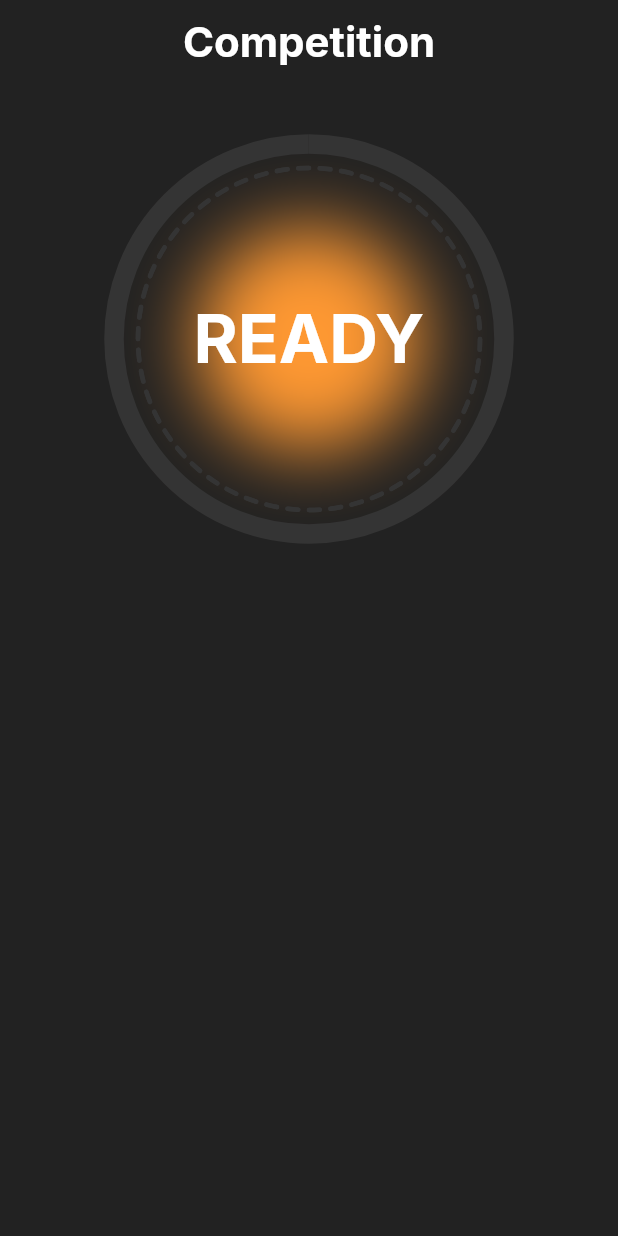
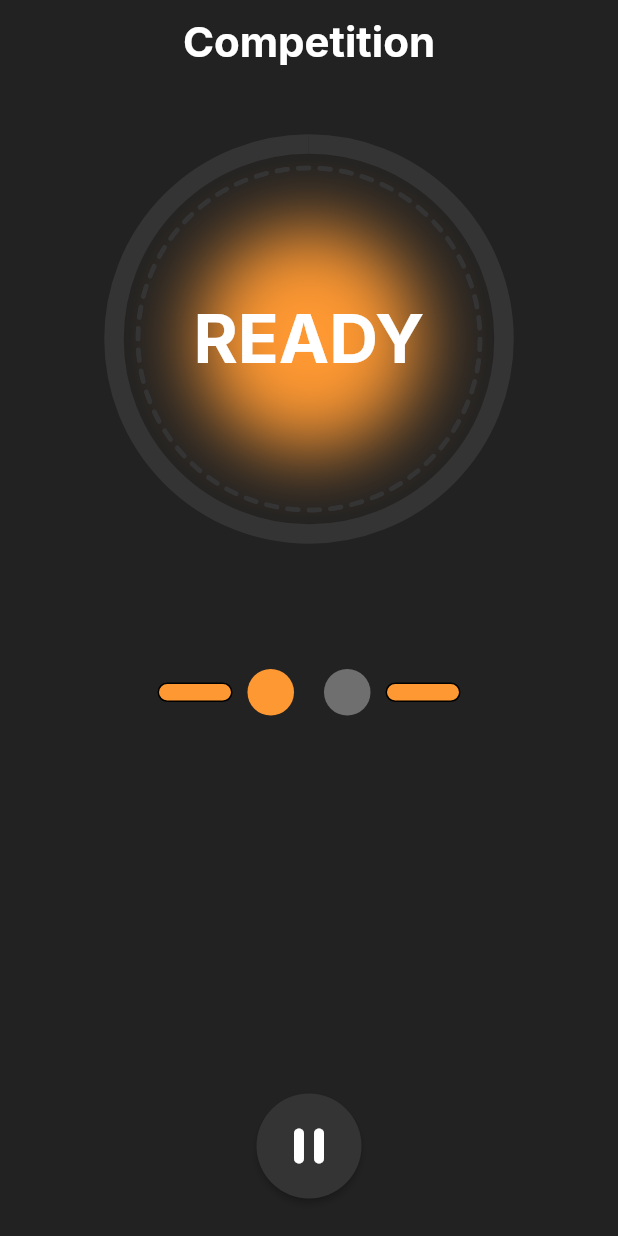
Before and after one commit to ArmFightHelper/ArmFightFlutterApp, a Flutter app: the screen it shows after launch, on a phone screen of 412 x 824 dp. Run offline on Flutter 3.47's test engine with Material 3 defaults, Android fonts, the phone set to English and light mode, and no system bars; our stand-ins replace flutter_riverpod, google_fonts.

Commit message:
Competition screen appearance

```diff
--- a/lib/screeens/competition_screen.dart
+++ b/lib/screeens/competition_screen.dart
@@ -1,3 +1,5 @@
+import 'package:arm_fight_helper/widgets/pause_button.dart';
+import 'package:arm_fight_helper/widgets/rounds.dart';
 import 'package:flutter/material.dart';
 import 'package:flutter/src/widgets/framework.dart';
 import 'package:flutter_riverpod/flutter_riverpod.dart';
@@ -26,7 +28,10 @@ class CompetitionScreen extends ConsumerWidget {
         child: Column(
             children: [
               SizedBox(height: 40),
-              StartIndicatorWidget()
+              StartIndicatorWidget(),
+              RoundsWidget(),
+              Expanded(child: SizedBox()),
+              PauseButtonWidget()
             ],
         ),
       ),
--- a/lib/theme.dart
+++ b/lib/theme.dart
@@ -22,7 +22,7 @@ ThemeData buildDarkTheme() {
         error: Colors.redAccent,
         onError: Colors.white,
         surface: DarkThemeColors.timerProgress,
-        onSurface: DarkThemeColors.timerProgress
+        onSurface: DarkThemeColors.inactiveRound
     ),
     extensions: <ThemeExtension<dynamic>>[
       ThemeColors.dark,
--- /dev/null
+++ b/lib/widgets/pause_button.dart
@@ -0,0 +1,28 @@
+import 'package:flutter/material.dart';
+import 'package:flutter/src/widgets/framework.dart';
+import 'package:flutter_riverpod/flutter_riverpod.dart';
+
+class PauseButtonWidget extends ConsumerWidget {
+  const PauseButtonWidget({super.key});
+
+  @override
+  Widget build(BuildContext context, WidgetRef ref) {
+    return Padding(
+      padding: const EdgeInsets.fromLTRB(0, 0, 0, 25),
+      child: RawMaterialButton(
+        onPressed: () {},
+        elevation: 2.0,
+        fillColor: Theme.of(context).colorScheme.secondary,
+        padding: const EdgeInsets.all(15.0),
+        shape: const CircleBorder(),
+        child: const Icon(
+          Icons.pause_rounded,
+          size: 40.0,
+        ),
+      ),
+    );
+  }
+
+
+
+}
--- /dev/null
+++ b/lib/widgets/rounds.dart
@@ -0,0 +1,76 @@
+import 'package:arm_fight_helper/theme.dart';
+import 'package:flutter/cupertino.dart';
+import 'package:flutter/material.dart';
+import 'package:flutter/src/widgets/framework.dart';
+import 'package:flutter_riverpod/flutter_riverpod.dart';
+
+class RoundsWidget extends ConsumerWidget {
+  const RoundsWidget({super.key});
+
+  @override
+  Widget build(BuildContext context, WidgetRef ref) {
+    return Padding(
+      padding: const EdgeInsets.fromLTRB(20, 90, 20, 0),
+      child: Row(
+        mainAxisSize: MainAxisSize.min,
+
+        children: [
+          Container(
+            width: 50,
+            height: 13,
+            decoration: BoxDecoration(
+              border: Border.all(),
+              borderRadius: BorderRadius.circular(15),
+              color: Theme.of(context).extension<ThemeColors>()!.readyColor
+            ),
+          ),
+
+          const SizedBox(width: 10),
+
+          Row(
+            children: [
+              Container(
+                width: 31,
+                height: 31,
+                decoration: BoxDecoration(
+                  shape: BoxShape.circle,
+                  color: Theme.of(context).extension<ThemeColors>()!.readyColor
+                ),
+              ),
+
+              const SizedBox(width: 20),
+
+              Container(
+                width: 31,
+                height: 31,
+                decoration: BoxDecoration(
+                    shape: BoxShape.circle,
+                    color: Theme.of(context).colorScheme.onSurface
+                ),
+              ),
+            ],
+
+
+          ),
+
+          const SizedBox(width: 10),
+          Container(
+            width: 50,
+            height: 13,
+            decoration: BoxDecoration(
+                border: Border.all(),
+                borderRadius: BorderRadius.circular(15),
+                color: Theme.of(context).extension<ThemeColors>()!.readyColor
+            ),
+          ),
+
+
+        ],
+
+
+      ),
+
+    );
+  }
+
+}
```
